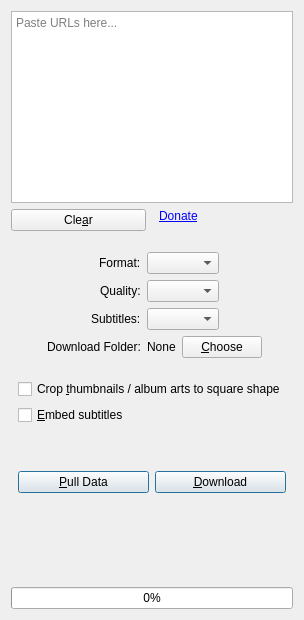
This is src/media_downloader/ui/tab.ui in markop404/media-downloader as Qt 5 draws it before an edit. The edited form follows.
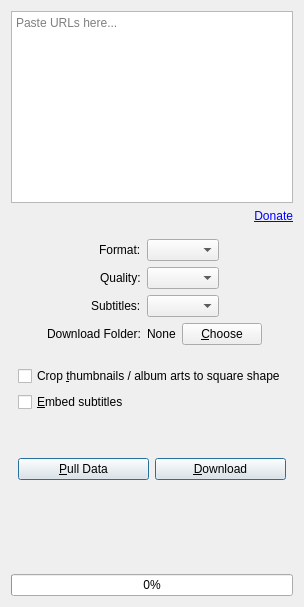
This is the edited form. Icons and pictures are not drawn. Custom widgets are drawn as their Qt base class.

What changed in the file:
```diff
--- a/src/media_downloader/ui/tab.ui
+++ b/src/media_downloader/ui/tab.ui
@@ -11,28 +11,6 @@
     </widget>
    </item>
    <item>
-    <layout class="QHBoxLayout" name="horizontalLayout_2">
-     <item>
-      <widget class="QPushButton" name="pushButton">
-       <property name="focusPolicy">
-        <enum>Qt::FocusPolicy::NoFocus</enum>
-       </property>
-       <property name="text">
-        <string>Cle&amp;ar</string>
-       </property>
-       <property name="icon">
-        <iconset theme="edit-clear"/>
-       </property>
-      </widget>
-     </item>
-     <item>
-      <spacer name="horizontalSpacer1">
-       <property name="orientation">
-        <enum>Qt::Orientation::Horizontal</enum>
-       </property>
-      </spacer>
-     </item>
-     <item>
       <widget class="QLabel" name="donationLinkLabel">
        <property name="toolTip">
         <string>This app is the result of countless hours of development by Marko Pejić. If it's useful to you, please consider supporting its development with a donation.&lt;br&gt;Thank you!</string>
@@ -41,14 +19,12 @@
         <string>&lt;a href=&quot;https://downloader.markopejic.com/donate&quot;&gt;Donate&lt;/a&gt;</string>
        </property>
        <property name="alignment">
-        <set>Qt::AlignmentFlag::AlignLeading|Qt::AlignmentFlag::AlignLeft|Qt::AlignmentFlag::AlignTop</set>
+      <set>Qt::AlignmentFlag::AlignRight|Qt::AlignmentFlag::AlignTop|Qt::AlignmentFlag::AlignTrailing</set>
        </property>
        <property name="openExternalLinks">
         <bool>true</bool>
        </property>
       </widget>
-     </item>
-    </layout>
    </item>
    <item>
     <spacer name="verticalSpacer">
@@ -64,7 +40,7 @@
      <property name="sizeHint" stdset="0">
       <size>
        <width>0</width>
-       <height>15</height>
+       <height>10</height>
       </size>
      </property>
     </spacer>
```
Left out of the diff: 5 changed lines with no effect on the pictures. Lines whose indentation alone changed are shown as unchanged.
